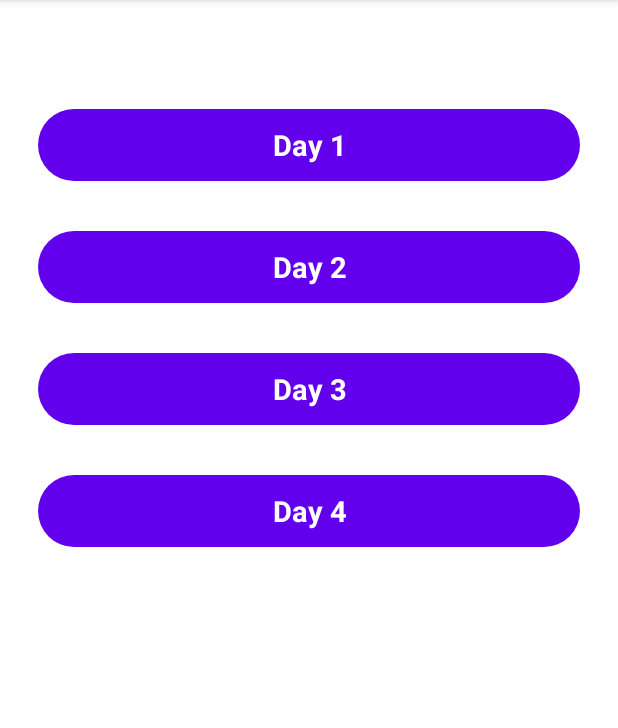
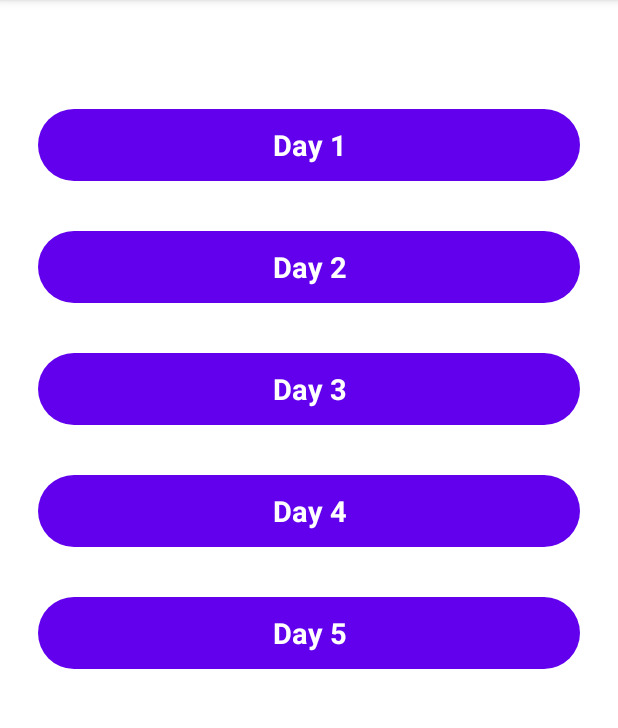
Before and after one commit to vinayakvigo/TEST, an Android app: the screen it shows after launch (Task_list), on a phone screen of 412 x 824 dp, the part 84-812 px from its top. Run offline under Robolectric (Android 15) with nearby library versions, the phone set to English and light mode, and no system bars.

```diff
--- a/app/src/main/AndroidManifest.xml
+++ b/app/src/main/AndroidManifest.xml
@@ -20,6 +20,9 @@
         android:theme="@style/Light"
         tools:ignore="ForegroundServicePermission"
         tools:targetApi="31">
+        <activity
+            android:name=".main.Task5.Multilanguage"
+            android:exported="false" />
         <activity
             android:name=".main.Task4.darkMode"
             android:exported="false" />
--- a/app/src/main/java/com/example/test/main/Task_list.java
+++ b/app/src/main/java/com/example/test/main/Task_list.java
@@ -14,10 +14,11 @@ import com.example.test.R;
 import com.example.test.main.Task2.task_tow;
 import com.example.test.main.Task3.services;
 import com.example.test.main.Task4.darkMode;
+import com.example.test.main.Task5.Multilanguage;
 import com.google.android.material.button.MaterialButton;
 
 public class Task_list extends AppCompatActivity {
-    MaterialButton task1,task2,task3,task4;
+    MaterialButton task1,task2,task3,task4,task5;
 
     @Override
     protected void onCreate(Bundle savedInstanceState) {
@@ -58,6 +59,12 @@ public class Task_list extends AppCompatActivity {
                 startActivity(new Intent(Task_list.this, darkMode.class));
             }
         });
+        task5.setOnClickListener(new View.OnClickListener() {
+            @Override
+            public void onClick(View v) {
+                startActivity(new Intent(Task_list.this, Multilanguage.class));
+            }
+        });
 
 
     }
@@ -67,5 +74,6 @@ public class Task_list extends AppCompatActivity {
         task2 = findViewById(R.id.t2);
         task3 = findViewById(R.id.t3);
         task4 = findViewById(R.id.t4);
+        task5 = findViewById(R.id.t5);
     }
 }
--- /dev/null
+++ b/app/src/main/res/drawable/ic_delete.xml
@@ -0,0 +1,5 @@
+<vector xmlns:android="http://schemas.android.com/apk/res/android" android:height="24dp" android:tint="#F11145" android:viewportHeight="24" android:viewportWidth="24" android:width="24dp">
+
+    <path android:fillColor="@android:color/white" android:pathData="M6,19c0,1.1 0.9,2 2,2h8c1.1,0 2,-0.9 2,-2V7H6v12zM19,4h-3.5l-1,-1h-5l-1,1H5v2h14V4z"/>
+
+</vector>
--- a/app/src/main/res/layout/activity_task_list.xml
+++ b/app/src/main/res/layout/activity_task_list.xml
@@ -69,5 +69,20 @@
 
     </com.google.android.material.button.MaterialButton>
 
+    <com.google.android.material.button.MaterialButton
+        android:layout_width="match_parent"
+        android:layout_height="56dp"
+        android:id="@+id/t5"
+        android:text="Day 5"
+        style="@style/Widget.Material3.Button"
+        android:layout_marginLeft="25dp"
+        android:layout_marginRight="25dp"
+        android:layout_marginTop="25dp"
+        android:textColor="@color/white"
+        android:textSize="19dp"
+        android:textStyle="bold">
+
+    </com.google.android.material.button.MaterialButton>
+
 
 </LinearLayout>
--- a/app/src/main/res/values/strings.xml
+++ b/app/src/main/res/values/strings.xml
@@ -1,5 +1,6 @@
 <resources>
     <string name="app_name">TEST</string>
+    <string name="greet">Welcome</string>
     <!-- TODO: Remove or change this placeholder text -->
     <string name="hello_blank_fragment">Hello blank fragment</string>
 </resources>
```
Also changed, not shown: app/src/main/java/com/example/test/main/SQL/UserOpration.java (+9 -0 lines), app/src/main/java/com/example/test/main/Task5/Multilanguage.java (added, +61 -0 lines), app/src/main/java/com/example/test/main/UserAdapter.java (+44 -3 lines), app/src/main/java/com/example/test/main/userList.java (+1 -1 lines), app/src/main/res/layout/activity_multilanguage.xml (added, +64 -0 lines), app/src/main/res/layout/item_user.xml (+19 -6 lines), 1 other file.
